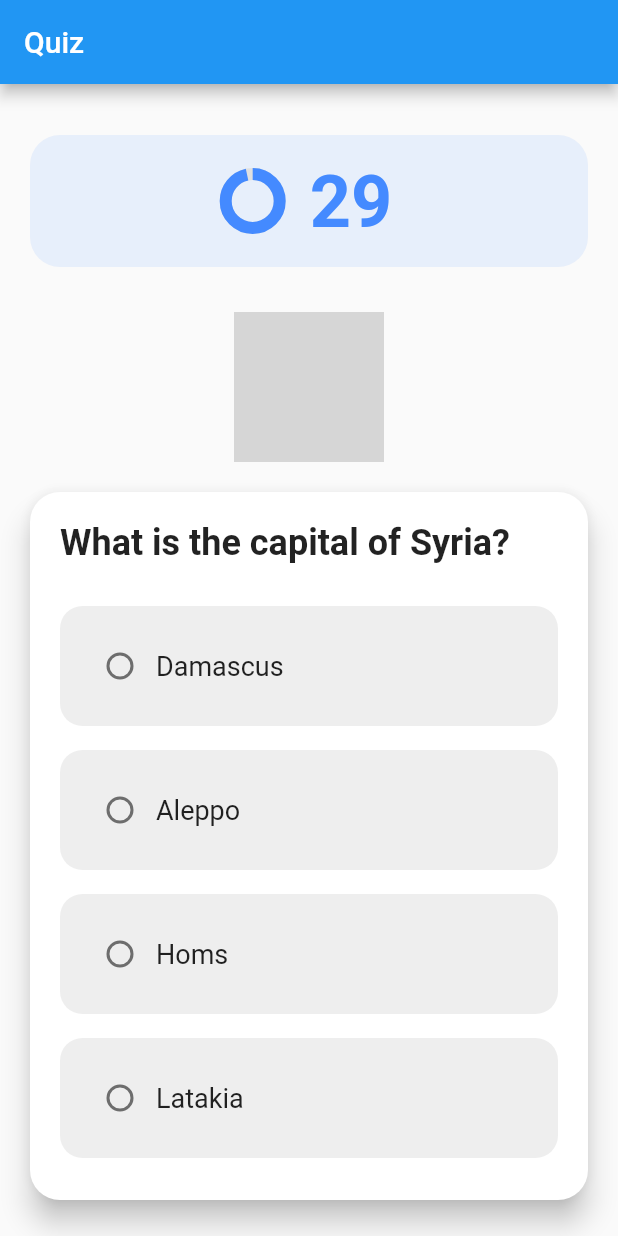
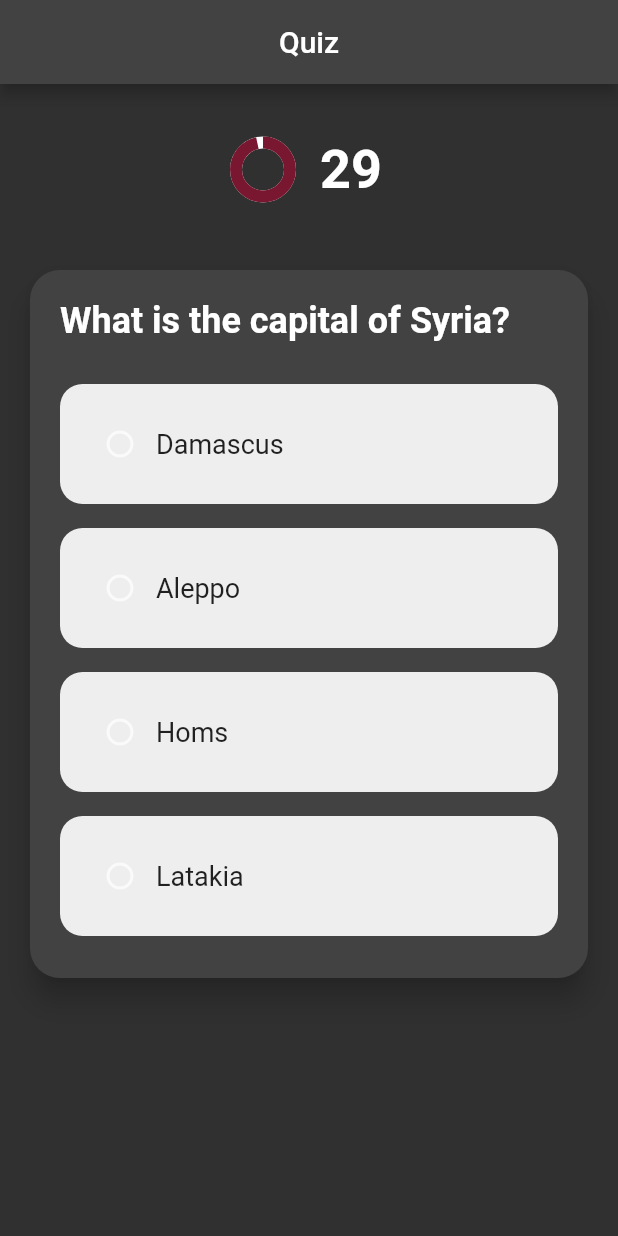
Before and after one commit to ChessXFM/baka, a Flutter app: the screen it shows after launch, after a tap on the "psychology alt" icon, on a phone screen of 412 x 824 dp. Run offline on Flutter 3.47's test engine with Material 2 defaults, Android fonts, the light colour scheme and no system bars; our stand-ins replace audioplayers, cloud_firestore, equatable, firebase_auth, firebase_core, flutter_bloc and 2 more; accounts and stored records are empty; generated files the repository leaves out were written again; grey boxes are pictures that could not be loaded.

Commit message:
fixing quiz

```diff
--- a/lib/features/quiz/bloc/quiz_bloc.dart
+++ b/lib/features/quiz/bloc/quiz_bloc.dart
@@ -47,7 +47,7 @@ void _startTimer() {
         timeLeft--;
         add(TimerTick(timeLeft)); // Dispatch TimerTick event with the remaining time
       } else {
-        _audioPlayer.play(AssetSource('sounds/timer_end.mp3')); // Play timer end sound
+        _audioPlayer.play(AssetSource('sounds/timer_end.mp3'),); // Play timer end sound
         add(SelectAnswer('')); // Automatically submit when time is up
       }
     });
--- a/lib/features/quiz/view/quiz_screen.dart
+++ b/lib/features/quiz/view/quiz_screen.dart
@@ -1,6 +1,7 @@
 import 'package:flutter/material.dart';
 import 'package:flutter_bloc/flutter_bloc.dart';
 import 'package:game/Core/constant.dart';
+import 'package:game/Core/theme_helper.dart';
 import 'package:game/features/quiz/bloc/quiz_states.dart';
 import 'package:game/features/quiz/view/review_screen.dart';
 import 'package:game/features/quiz/view/widgets/question_card.dart';
@@ -18,8 +19,22 @@ class QuizScreen extends StatelessWidget {
 
     return SafeArea(
       child: Scaffold(
-        appBar: AppBar(title: const Text(AppConstants.quizTitle)),
-        body: Column(
+        appBar: AppBar(centerTitle: true,
+            title: const Text(
+              AppConstants.quizTitle,
+            ),
+            actions: [
+              Padding(
+                padding: const EdgeInsets.all(8.0),
+                child: Lottie.asset(
+                  'assets/lottie/infinity.json',
+                  width: 50,
+                  height: 50,
+                ),
+              ),
+            ]),
+        body: SingleChildScrollView(
+          child: Column(
             mainAxisAlignment: MainAxisAlignment.center,
             children: [
               BlocBuilder<QuizBloc, QuizState>(builder: (context, state) {
@@ -31,12 +46,18 @@ class QuizScreen extends StatelessWidget {
                   return Column(
                     children: [
                       _buildTimer(state.timeLeft), // Modern Timer Layout
-                    const SizedBox(height: 10,),
-                    Lottie.asset('assets/lottie/your_animation_file.json', width: 100, height: 100),
-                    const SizedBox(height: 10,),
+                      // const SizedBox(
+                      //   height: 10,
+                      // ),
+
+                      // const SizedBox(
+                      //   height: 10,
+                      // ),
                       QuestionCard(
-                      question: state.questions[state.currentQuestionIndex].question,
-                      options: state.questions[state.currentQuestionIndex].options,
+                        question: state
+                            .questions[state.currentQuestionIndex].question,
+                        options:
+                            state.questions[state.currentQuestionIndex].options,
                         selectedAnswer: state.selectedAnswer,
                         onSelect: (value) {
                           context.read<QuizBloc>().add(SelectAnswer(value!));
@@ -76,6 +97,7 @@ class QuizScreen extends StatelessWidget {
             ],
           ),
         ),
+      ),
     );
   }
 
@@ -83,18 +105,18 @@ class QuizScreen extends StatelessWidget {
     return Container(
       margin: const EdgeInsets.all(20),
       decoration: BoxDecoration(
-        color: Colors.blueAccent.withOpacity(0.1),
+        // color: ThemeHelper.accentColor,
+          color: Colors.transparent,
         borderRadius: BorderRadius.circular(20),
       ),
       padding: const EdgeInsets.all(16),
       child: Row(
         mainAxisAlignment: MainAxisAlignment.center,
         children: [
-          // Circular progress indicator for visual effect
           CircularProgressIndicator(
             value: timeLeft / 30, // Assuming a total of 30 seconds
-            backgroundColor: Colors.grey[300],
-            color: Colors.blueAccent,
+            backgroundColor: Colors.white,
+            color: ThemeHelper.otherprimaryColor,
             strokeWidth: 8,
           ),
           const SizedBox(width: 20),
@@ -102,9 +124,9 @@ class QuizScreen extends StatelessWidget {
           Text(
             '$timeLeft',
             style: const TextStyle(
-              fontSize: 48,
+              fontSize: 36,
               fontWeight: FontWeight.bold,
-              color: Colors.blueAccent,
+              color: Colors.white,
             ),
           ),
         ],
--- a/lib/features/quiz/view/widgets/question_card.dart
+++ b/lib/features/quiz/view/widgets/question_card.dart
@@ -32,7 +32,7 @@ class QuestionCard extends StatelessWidget {
               style:const TextStyle(
                 fontSize: 24,
                 fontWeight: FontWeight.bold,
-                color: Colors.black87,
+                // color: Colors.black87,
               ),
             ),
             const SizedBox(height: 20),
--- a/lib/main.dart
+++ b/lib/main.dart
@@ -44,8 +44,9 @@ class MyApp extends StatelessWidget {
         child: MaterialApp(
           debugShowCheckedModeBanner: false,
           home: const HomeScreen(),
+          theme: ThemeData.dark(),
           routes: {
-            QuizScreen.routeName: (context) => QuizScreen(),
+            QuizScreen.routeName: (context) =>const QuizScreen(),
             SignInScreen.routeName: (context) => SignInScreen(),
             SignUpScreen.routeName: (context) => SignUpScreen(),
             StudyTable.routeName: (context) => StudyTable(),
```
Also changed, not shown: assets/lottie/infinity.json (+1 -1 lines). Lines whose indentation alone changed are shown as unchanged.
